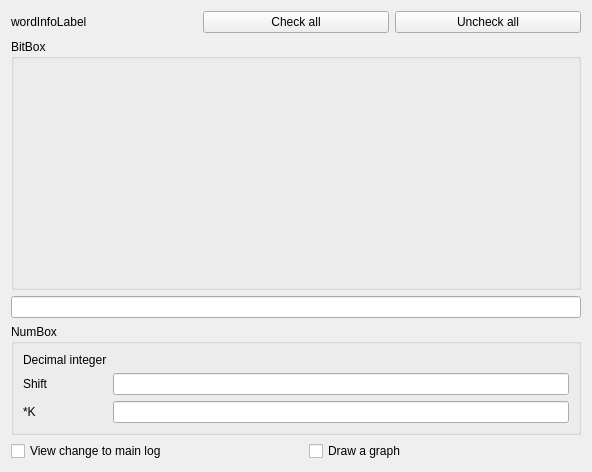
First picture: the form in masksettingsdialog.ui, repository nghtsnw/etrodiag, before the edit.
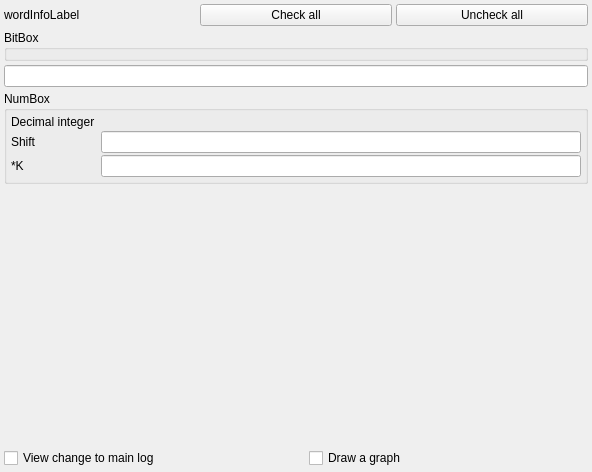
Second picture: the form after the edit.

Patch:
```diff
--- a/masksettingsdialog.ui
+++ b/masksettingsdialog.ui
@@ -20,7 +20,38 @@
    <string>Dialog</string>
   </property>
   <layout class="QGridLayout" name="gridLayout">
+   <property name="spacing">
+    <number>4</number>
+   </property>
+   <property name="leftMargin">
+    <number>4</number>
+   </property>
+   <property name="topMargin">
+    <number>4</number>
+   </property>
+   <property name="rightMargin">
+    <number>4</number>
+   </property>
+   <property name="bottomMargin">
+    <number>4</number>
+   </property>
    <item row="5" column="0" colspan="3">
+    <spacer name="settingsSpacer">
+     <property name="orientation">
+      <enum>Qt::Orientation::Vertical</enum>
+     </property>
+     <property name="sizeType">
+      <enum>QSizePolicy::Policy::MinimumExpanding</enum>
+     </property>
+     <property name="sizeHint" stdset="0">
+      <size>
+       <width>20</width>
+       <height>10</height>
+      </size>
+     </property>
+    </spacer>
+   </item>
+   <item row="6" column="0" colspan="3">
     <layout class="QHBoxLayout" name="typeChangeLayout">
      <property name="spacing">
       <number>26</number>
@@ -47,7 +78,7 @@
    <item row="4" column="0" colspan="3">
     <widget class="QGroupBox" name="numberSettingsBox">
      <property name="sizePolicy">
-      <sizepolicy hsizetype="Preferred" vsizetype="Fixed">
+      <sizepolicy hsizetype="Preferred" vsizetype="Preferred">
        <horstretch>0</horstretch>
        <verstretch>0</verstretch>
       </sizepolicy>
@@ -56,6 +87,27 @@
       <string>NumBox</string>
      </property>
      <layout class="QFormLayout" name="formLayout">
+      <property name="fieldGrowthPolicy">
+       <enum>QFormLayout::AllNonFixedFieldsGrow</enum>
+      </property>
+      <property name="rowWrapPolicy">
+       <enum>QFormLayout::WrapLongRows</enum>
+      </property>
+      <property name="verticalSpacing">
+       <number>2</number>
+      </property>
+      <property name="leftMargin">
+       <number>4</number>
+      </property>
+      <property name="topMargin">
+       <number>4</number>
+      </property>
+      <property name="rightMargin">
+       <number>4</number>
+      </property>
+      <property name="bottomMargin">
+       <number>4</number>
+      </property>
       <item row="1" column="0">
        <widget class="QLabel" name="decimalIntLabel">
         <property name="text">
@@ -122,6 +174,21 @@
       <property name="sizeConstraint">
        <enum>QLayout::SetDefaultConstraint</enum>
       </property>
+      <property name="spacing">
+       <number>2</number>
+      </property>
+      <property name="leftMargin">
+       <number>4</number>
+      </property>
+      <property name="topMargin">
+       <number>4</number>
+      </property>
+      <property name="rightMargin">
+       <number>4</number>
+      </property>
+      <property name="bottomMargin">
+       <number>4</number>
+      </property>
      </layout>
     </widget>
    </item>
@@ -136,6 +203,9 @@
      <property name="text">
       <string>wordInfoLabel</string>
      </property>
+     <property name="wordWrap">
+      <bool>true</bool>
+     </property>
     </widget>
    </item>
    <item row="3" column="0" colspan="3">
```
